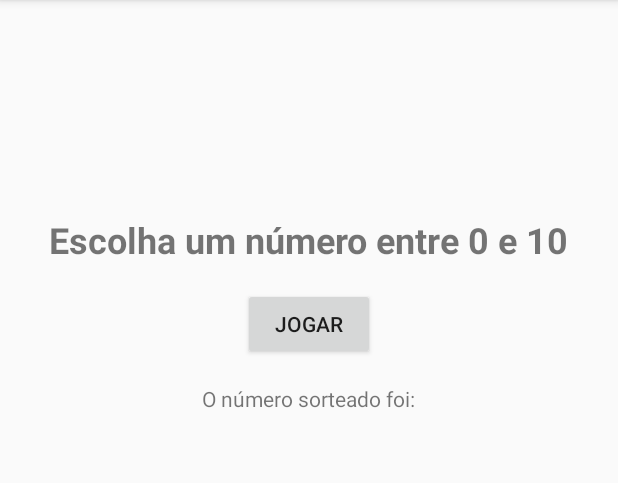
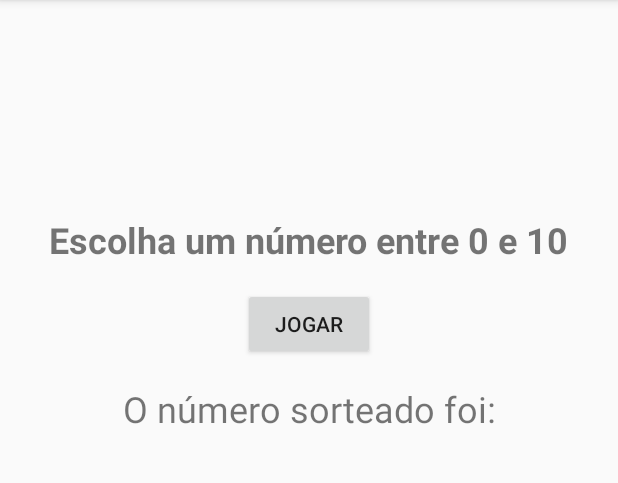
Before and after one commit to davilnv/first-app-basics-views, an Android app: the screen it shows after launch (MainActivity), on a phone screen of 412 x 824 dp, the part 84-567 px from its top. Run offline under Robolectric (Android 15) with nearby library versions, the phone set to English and light mode, and no system bars.

```diff
--- a/app/src/main/java/br/com/texsistemas/primeiroapp/MainActivity.java
+++ b/app/src/main/java/br/com/texsistemas/primeiroapp/MainActivity.java
@@ -16,15 +16,13 @@ public class MainActivity extends AppCompatActivity {
         setContentView(R.layout.activity_main);
     }
 
-    public void alterarTexto(View view) {
+    public void sortearNumero(View view) {
 
         TextView texto = findViewById(R.id.textResultado);
 
-        Random random = new Random();
+        int resultado = new Random().nextInt(11);
 
-        int resultado = random.ints(0, 10).findAny().getAsInt();
-
-        texto.setText(getString(R.string.label_resultado) + " " + resultado );
+        texto.setText(String.format("%s %d", getString(R.string.label_resultado), resultado));
 
     }
 
--- a/app/src/main/res/layout/activity_main.xml
+++ b/app/src/main/res/layout/activity_main.xml
@@ -5,7 +5,7 @@
     android:id="@+id/main"
     android:layout_width="match_parent"
     android:layout_height="match_parent"
-    android:onClick="alterarTexto"
+    android:onClick="sortearNumero"
     tools:context=".MainActivity">
 
     <TextView
@@ -25,7 +25,7 @@
         android:layout_width="wrap_content"
         android:layout_height="wrap_content"
         android:layout_marginTop="16dp"
-        android:onClick="alterarTexto"
+        android:onClick="sortearNumero"
         android:text="@string/label_button_jogar"
         app:layout_constraintEnd_toEndOf="parent"
         app:layout_constraintStart_toStartOf="parent"
@@ -37,6 +37,7 @@
         android:layout_height="wrap_content"
         android:layout_marginTop="16dp"
         android:text="@string/label_resultado"
+        android:textSize="24sp"
         app:layout_constraintEnd_toEndOf="parent"
         app:layout_constraintStart_toStartOf="parent"
         app:layout_constraintTop_toBottomOf="@+id/buttonJogar" />
--- a/app/src/main/res/values/strings.xml
+++ b/app/src/main/res/values/strings.xml
@@ -2,5 +2,5 @@
     <string name="app_name">Primeiro App</string>
     <string name="label_exibicao">Escolha um número entre 0 e 10</string>
     <string name="label_button_jogar">jogar</string>
-    <string name="label_resultado">O número sorteado foi:</string>
+    <string name="label_resultado">O número sorteado foi: </string>
 </resources>
```
